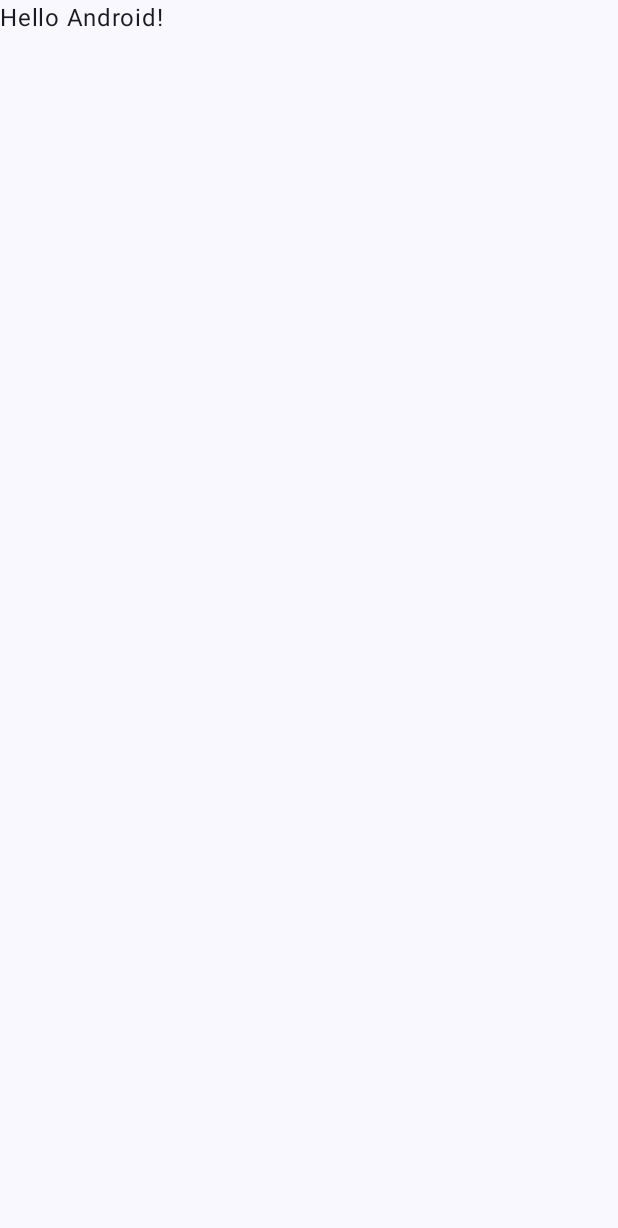
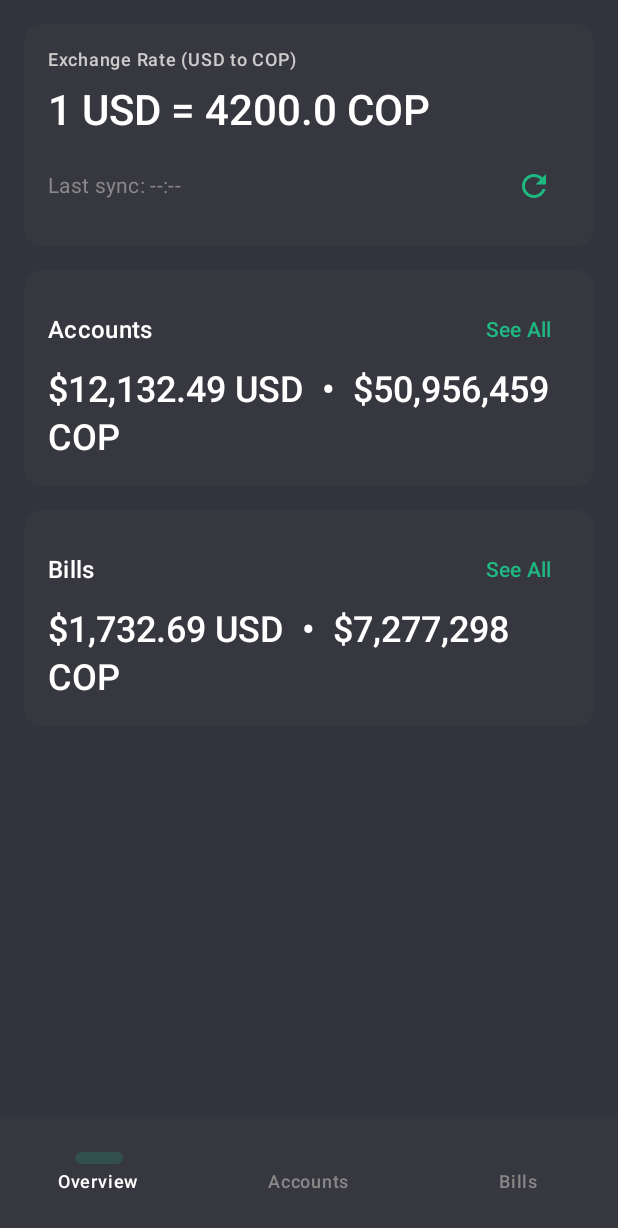
Before and after one commit to jhonrodas1/LabsCM20262-Gr10, an Android app built with Jetpack Compose: the screen it shows after launch (MainActivity), on a phone screen of 412 x 824 dp. Before the commit the part shown is almost empty. Shown: the top 1228 px of the screen. Run offline under Robolectric (Android 15) with nearby library versions, the phone set to English and light mode, and no system bars; 4 statements that could not run were skipped.

Commit message:
Correccion de errores en Lab2

```diff
--- a/Lab2-Services/build.gradle.kts
+++ b/Lab2-Services/build.gradle.kts
@@ -21,6 +21,8 @@ android {
 
     buildTypes {
         release {
+            isMinifyEnabled = false
+            proguardFiles(getDefaultProguardFile("proguard-android-optimize.txt"), "proguard-rules.pro")
             optimization {
                 enable = true
                 packageScope = setOf("androidx.**", "kotlin.**", "kotlinx.**")
--- a/Lab2-Services/src/main/java/co/edu/udea/compumovil/gr10_20262/lab2/MainActivity.kt
+++ b/Lab2-Services/src/main/java/co/edu/udea/compumovil/gr10_20262/lab2/MainActivity.kt
@@ -3,45 +3,62 @@ package co.edu.udea.compumovil.gr10_20262.lab2
 import android.os.Bundle
 import androidx.activity.ComponentActivity
 import androidx.activity.compose.setContent
-import androidx.activity.enableEdgeToEdge
-import androidx.compose.foundation.layout.fillMaxSize
-import androidx.compose.foundation.layout.padding
-import androidx.compose.material3.Scaffold
-import androidx.compose.material3.Text
-import androidx.compose.runtime.Composable
-import androidx.compose.ui.Modifier
-import androidx.compose.ui.tooling.preview.Preview
+import androidx.work.Constraints
+import androidx.work.ExistingPeriodicWorkPolicy
+import androidx.work.NetworkType
+import androidx.work.OneTimeWorkRequestBuilder
+import androidx.work.PeriodicWorkRequestBuilder
+import androidx.work.WorkManager
+import co.edu.udea.compumovil.gr10_20262.lab2.ui.RallyApp
 import co.edu.udea.compumovil.gr10_20262.lab2.ui.theme.Labs20262Gr10Theme
+import co.edu.udea.compumovil.gr10_20262.lab2.worker.RallySyncWorker
+import java.util.concurrent.TimeUnit
 
 class MainActivity : ComponentActivity() {
     override fun onCreate(savedInstanceState: Bundle?) {
         super.onCreate(savedInstanceState)
-        enableEdgeToEdge()
+
+        setupWorkManager()
+
         setContent {
             Labs20262Gr10Theme {
-                Scaffold(modifier = Modifier.fillMaxSize()) { innerPadding ->
-                    Greeting(
-                        name = "Android",
-                        modifier = Modifier.padding(innerPadding)
-                    )
-                }
+                RallyApp(onSyncNow = { triggerManualSync() })
             }
         }
     }
-}
 
-@Composable
-fun Greeting(name: String, modifier: Modifier = Modifier) {
-    Text(
-        text = "Hello $name!",
-        modifier = modifier
-    )
-}
+    private fun setupWorkManager() {
+        val workManager = WorkManager.getInstance(applicationContext)
 
-@Preview(showBackground = true)
-@Composable
-fun GreetingPreview() {
-    Labs20262Gr10Theme {
-        Greeting("Android")
+        // a) Tarea periódica cada 15 minutos con restricción de red
+        val constraints = Constraints.Builder()
+            .setRequiredNetworkType(NetworkType.CONNECTED)
+            .build()
+
+        val periodicRequest = PeriodicWorkRequestBuilder<RallySyncWorker>(15, TimeUnit.MINUTES)
+            .setConstraints(constraints)
+            .build()
+
+        workManager.enqueueUniquePeriodicWork(
+            "RallySync",
+            ExistingPeriodicWorkPolicy.KEEP,
+            periodicRequest
+        )
+
+        // b) One-Time Worker inicial para sincronizar inmediatamente al iniciar la app
+        triggerManualSync()
+    }
+
+    private fun triggerManualSync() {
+        val workManager = WorkManager.getInstance(applicationContext)
+        val oneTimeRequest = OneTimeWorkRequestBuilder<RallySyncWorker>()
+            .setConstraints(
+                Constraints.Builder()
+                    .setRequiredNetworkType(NetworkType.CONNECTED)
+                    .build()
+            )
+            .build()
+
+        workManager.enqueue(oneTimeRequest)
     }
 }
--- a/Lab2-Services/src/main/java/co/edu/udea/compumovil/gr10_20262/lab2/data/RallyModels.kt
+++ b/Lab2-Services/src/main/java/co/edu/udea/compumovil/gr10_20262/lab2/data/RallyModels.kt
@@ -1,7 +1,17 @@
 package co.edu.udea.compumovil.gr10_20262.lab2.data
 
+import androidx.annotation.Keep
+import com.google.gson.annotations.SerializedName
+
+@Keep
 data class Account(val name: String, val number: Int, val balance: Float, val colorHex: Long)
 
+@Keep
 data class Bill(val name: String, val due: String, val amount: Float, val colorHex: Long)
 
-data class ExchangeRateResponse(val result: String, val base_code: String, val rates: Map<String, Double>)
+@Keep
+data class ExchangeRateResponse(
+    @SerializedName("result") val result: String,
+    @SerializedName("base_code") val baseCode: String,
+    @SerializedName("rates") val rates: Map<String, Double>?
+)
--- /dev/null
+++ b/Lab2-Services/src/main/java/co/edu/udea/compumovil/gr10_20262/lab2/ui/RallyApp.kt
@@ -0,0 +1,75 @@
+package co.edu.udea.compumovil.gr10_20262.lab2.ui
+
+import androidx.compose.foundation.layout.padding
+import androidx.compose.material3.*
+import androidx.compose.runtime.Composable
+import androidx.compose.runtime.collectAsState
+import androidx.compose.ui.Modifier
+import androidx.compose.ui.graphics.Color
+import androidx.compose.ui.res.stringResource
+import androidx.navigation.NavGraph.Companion.findStartDestination
+import androidx.navigation.compose.NavHost
+import androidx.navigation.compose.composable
+import androidx.navigation.compose.rememberNavController
+import co.edu.udea.compumovil.gr10_20262.lab2.R
+
+@Composable
+fun RallyApp(onSyncNow: () -> Unit) {
+    val navController = rememberNavController()
+    val navBackStackEntry = navController.currentBackStackEntryFlow.collectAsState(initial = null).value
+    val currentRoute = navBackStackEntry?.destination?.route
+
+    Scaffold(
+        containerColor = RallyBackground,
+        bottomBar = {
+            NavigationBar(containerColor = RallyCard) {
+                val tabs = listOf(
+                    "overview" to stringResource(R.string.overview),
+                    "accounts" to stringResource(R.string.accounts),
+                    "bills" to stringResource(R.string.bills)
+                )
+                tabs.forEach { (route, label) ->
+                    NavigationBarItem(
+                        selected = currentRoute == route,
+                        onClick = {
+                            navController.navigate(route) {
+                                popUpTo(navController.graph.findStartDestination().id) {
+                                    saveState = true
+                                }
+                                launchSingleTop = true
+                                restoreState = true
+                            }
+                        },
+                        icon = { }, // Empty icon since Rally uses mostly text, or we leave it empty to focus on labels
+                        label = { Text(label) },
+                        colors = NavigationBarItemDefaults.colors(
+                            unselectedTextColor = Color.Gray,
+                            selectedTextColor = Color.White,
+                            indicatorColor = RallyGreen.copy(alpha = 0.2f)
+                        )
+                    )
+                }
+            }
+        }
+    ) { innerPadding ->
+        NavHost(
+            navController = navController,
+            startDestination = "overview",
+            modifier = Modifier.padding(innerPadding)
+        ) {
+            composable("overview") {
+                OverviewScreen(
+                    onNavigateToAccounts = { navController.navigate("accounts") },
+                    onNavigateToBills = { navController.navigate("bills") },
+                    onSyncNow = onSyncNow
+                )
+            }
+            composable("accounts") {
+                AccountsScreen()
+            }
+            composable("bills") {
+                BillsScreen()
+            }
+        }
+    }
+}
--- /dev/null
+++ b/Lab2-Services/src/main/java/co/edu/udea/compumovil/gr10_20262/lab2/ui/RallyScreens.kt
@@ -0,0 +1,302 @@
+package co.edu.udea.compumovil.gr10_20262.lab2.ui
+
+import androidx.compose.foundation.Canvas
+import androidx.compose.foundation.background
+import androidx.compose.foundation.layout.*
+import androidx.compose.foundation.lazy.LazyColumn
+import androidx.compose.foundation.lazy.items
+import androidx.compose.foundation.shape.RoundedCornerShape
+import androidx.compose.material.icons.Icons
+import androidx.compose.material.icons.filled.Refresh
+import androidx.compose.material3.*
+import androidx.compose.runtime.*
+import androidx.compose.ui.Alignment
+import androidx.compose.ui.Modifier
+import androidx.compose.ui.graphics.Color
+import androidx.compose.ui.graphics.StrokeCap
+import androidx.compose.ui.graphics.drawscope.Stroke
+import androidx.compose.ui.res.stringResource
+import androidx.compose.ui.text.font.FontWeight
+import androidx.compose.ui.unit.dp
+import co.edu.udea.compumovil.gr10_20262.lab2.R
+import co.edu.udea.compumovil.gr10_20262.lab2.data.Account
+import co.edu.udea.compumovil.gr10_20262.lab2.data.Bill
+import co.edu.udea.compumovil.gr10_20262.lab2.data.RallyRepository
+import kotlinx.coroutines.delay
+import kotlinx.coroutines.launch
+import java.util.Locale
+
+val RallyBackground = Color(0xFF33333D)
+val RallyCard = Color(0xFF373740)
+val RallyGreen = Color(0xFF1EB980)
+val RallyOrange = Color(0xFFFF6859)
+
+fun formatUsdCop(usd: Float, rate: Double): String {
+    val cop = usd * rate
+    return String.format(Locale.US, "$%,.2f USD  •  $%,.0f COP", usd, cop)
+}
+
+@Composable
+fun RallyAnimatedCircle(
+    proportions: List<Float>,
+    colors: List<Color>,
+    modifier: Modifier = Modifier
+) {
+    Canvas(modifier = modifier) {
+        var startAngle = -90f
+        for (i in proportions.indices) {
+            val sweep = proportions[i] * 360f
+            if (sweep > 0) {
+                drawArc(
+                    color = colors[i],
+                    startAngle = startAngle,
+                    sweepAngle = sweep,
+                    useCenter = false,
+                    style = Stroke(width = 16.dp.toPx(), cap = StrokeCap.Round)
+                )
+                startAngle += sweep
+            }
+        }
+    }
+}
+
+@Composable
+fun OverviewScreen(
+    onNavigateToAccounts: () -> Unit,
+    onNavigateToBills: () -> Unit,
+    onSyncNow: () -> Unit
+) {
+    val copRate by RallyRepository.copRate.collectAsState()
+    val lastSync by RallyRepository.lastSyncTime.collectAsState()
+
+    val totalAccountsUsd = RallyRepository.accounts.map { it.balance }.sum()
+    val totalBillsUsd = RallyRepository.bills.map { it.amount }.sum()
+
+    var isSyncing by remember { mutableStateOf(false) }
+    var showSuccess by remember { mutableStateOf(false) }
+    val coroutineScope = rememberCoroutineScope()
+
+    LazyColumn(
+        modifier = Modifier.fillMaxSize().background(RallyBackground).padding(16.dp),
+        verticalArrangement = Arrangement.spacedBy(16.dp)
+    ) {
+        item {
+            Card(
+                shape = RoundedCornerShape(12.dp),
+                colors = CardDefaults.cardColors(containerColor = RallyCard)
+            ) {
+                Column(modifier = Modifier.padding(16.dp).fillMaxWidth()) {
+                    Text(text = stringResource(R.string.exchange_rate), color = Color.LightGray, style = MaterialTheme.typography.labelMedium)
+                    Spacer(modifier = Modifier.height(8.dp))
+                    Text(
+                        text = stringResource(R.string.exchange_rate_format, copRate),
+                        color = Color.White,
+                        style = MaterialTheme.typography.headlineMedium,
+                        fontWeight = FontWeight.SemiBold
+                    )
+                    Spacer(modifier = Modifier.height(8.dp))
+                    Row(
+                        modifier = Modifier.fillMaxWidth(),
+                        horizontalArrangement = Arrangement.SpaceBetween,
+                        verticalAlignment = Alignment.CenterVertically
+                    ) {
+                        Text(
+                            text = stringResource(R.string.last_sync_format, stringResource(R.string.last_sync), lastSync),
+                            color = Color.Gray,
+                            style = MaterialTheme.typography.bodyMedium
+                        )
+                        if (isSyncing) {
+                            CircularProgressIndicator(modifier = Modifier.size(24.dp), color = RallyGreen, strokeWidth = 2.dp)
+                        } else {
+                            IconButton(onClick = {
+                                isSyncing = true
+                                onSyncNow()
+                                coroutineScope.launch {
+                                    delay(1000)
+                                    isSyncing = false
+                                    showSuccess = true
+                                    delay(2000)
+                                    showSuccess = false
+                                }
+                            }) {
+                                Icon(Icons.Default.Refresh, contentDescription = stringResource(R.string.sync_now), tint = RallyGreen)
+                            }
+                        }
+                    }
+                    if (showSuccess) {
+                        Spacer(modifier = Modifier.height(8.dp))
+                        Text(
+                            text = "✓ Sincronizado / Synced",
+                            color = RallyGreen,
+                            style = MaterialTheme.typography.labelSmall
+                        )
+                    }
+                }
+            }
+        }
+
+        item {
+            OverviewSummaryCard(
+                title = stringResource(R.string.accounts),
+                amountUsd = totalAccountsUsd,
+                rate = copRate,
+                onSeeAllClick = onNavigateToAccounts
+            )
+        }
+
+        item {
+            OverviewSummaryCard(
+                title = stringResource(R.string.bills),
+                amountUsd = totalBillsUsd,
+                rate = copRate,
+                onSeeAllClick = onNavigateToBills
+            )
+        }
+    }
+}
+
+@Composable
+fun OverviewSummaryCard(title: String, amountUsd: Float, rate: Double, onSeeAllClick: () -> Unit) {
+    Card(
+        shape = RoundedCornerShape(12.dp),
+        colors = CardDefaults.cardColors(containerColor = RallyCard)
+    ) {
+        Column(modifier = Modifier.padding(16.dp).fillMaxWidth()) {
+            Row(
+                modifier = Modifier.fillMaxWidth(),
+                horizontalArrangement = Arrangement.SpaceBetween,
+                verticalAlignment = Alignment.CenterVertically
+            ) {
+                Text(text = title, color = Color.White, style = MaterialTheme.typography.titleMedium)
+                TextButton(onClick = onSeeAllClick) {
+                    Text(text = stringResource(R.string.see_all), color = RallyGreen)
+                }
+            }
+            Text(
+                text = formatUsdCop(amountUsd, rate),
+                color = Color.White,
+                style = MaterialTheme.typography.headlineSmall,
+                fontWeight = FontWeight.SemiBold
+            )
+        }
+    }
+}
+
+@Composable
+fun AccountsScreen() {
+    val copRate by RallyRepository.copRate.collectAsState()
+    val amounts = RallyRepository.accounts.map { it.balance }
+    val totalAccountsUsd = amounts.sum()
+    val proportions = amounts.map { if (totalAccountsUsd > 0) it / totalAccountsUsd else 0f }
+    val colors = RallyRepository.accounts.map { Color(it.colorHex) }
+
+    Column(modifier = Modifier.fillMaxSize().background(RallyBackground)) {
+        TotalHeader(
+            title = stringResource(R.string.accounts),
+            amountUsd = totalAccountsUsd,
+            rate = copRate,
+            proportions = proportions,
+            colors = colors
+        )
+        LazyColumn(modifier = Modifier.fillMaxSize(), contentPadding = PaddingValues(16.dp)) {
+            items(RallyRepository.accounts) { account ->
+                AccountRow(account, copRate)
+                HorizontalDivider(color = RallyCard, thickness = 1.dp)
+            }
+        }
+    }
+}
+
+@Composable
+fun BillsScreen() {
+    val copRate by RallyRepository.copRate.collectAsState()
+    val amounts = RallyRepository.bills.map { it.amount }
+    val totalBillsUsd = amounts.sum()
+    val proportions = amounts.map { if (totalBillsUsd > 0) it / totalBillsUsd else 0f }
+    val colors = RallyRepository.bills.map { Color(it.colorHex) }
+
+    Column(modifier = Modifier.fillMaxSize().background(RallyBackground)) {
+        TotalHeader(
+            title = stringResource(R.string.bills),
+            amountUsd = totalBillsUsd,
+            rate = copRate,
+            proportions = proportions,
+            colors = colors
+        )
+        LazyColumn(modifier = Modifier.fillMaxSize(), contentPadding = PaddingValues(16.dp)) {
+            items(RallyRepository.bills) { bill ->
+                BillRow(bill, copRate)
+                HorizontalDivider(color = RallyCard, thickness = 1.dp)
+            }
+        }
+    }
+}
+
+@Composable
+fun TotalHeader(
+    title: String,
+    amountUsd: Float,
+    rate: Double,
+    proportions: List<Float>,
+    colors: List<Color>
+) {
+    Column(modifier = Modifier.fillMaxWidth().padding(16.dp), horizontalAlignment = Alignment.CenterHorizontally) {
+        Text(text = title, style = MaterialTheme.typography.titleMedium, color = Color.LightGray)
+        Spacer(modifier = Modifier.height(24.dp))
+        Box(contentAlignment = Alignment.Center, modifier = Modifier.size(200.dp)) {
+            RallyAnimatedCircle(proportions, colors, Modifier.fillMaxSize())
+            Column(horizontalAlignment = Alignment.CenterHorizontally) {
+                Text(text = stringResource(R.string.total), style = MaterialTheme.typography.labelSmall, color = Color.Gray)
+                Text(
+                    text = formatUsdCop(amountUsd, rate),
+                    style = MaterialTheme.typography.bodyLarge,
+                    fontWeight = FontWeight.SemiBold,
+                    color = Color.White
+                )
+            }
+        }
+        Spacer(modifier = Modifier.height(24.dp))
+    }
+}
+
+@Composable
+fun AccountRow(account: Account, rate: Double) {
+    Row(
+        modifier = Modifier.fillMaxWidth().height(68.dp).padding(vertical = 4.dp),
+        verticalAlignment = Alignment.CenterVertically
+    ) {
+        Spacer(modifier = Modifier.width(4.dp).fillMaxHeight().background(Color(account.colorHex)))
+        Spacer(modifier = Modifier.width(16.dp))
+        Column(modifier = Modifier.weight(1f)) {
+            Text(text = account.name, color = Color.White, style = MaterialTheme.typography.bodyLarge)
+            Text(text = stringResource(R.string.account_mask, account.number), color = Color.Gray, style = MaterialTheme.typography.bodyMedium)
+        }
+        Text(
+            text = formatUsdCop(account.balance, rate),
+            color = Color.White,
+            style = MaterialTheme.typography.bodyLarge,
+            fontWeight = FontWeight.SemiBold
+        )
+    }
+}
+
+@Composable
+fun BillRow(bill: Bill, rate: Double) {
+    Row(
+        modifier = Modifier.fillMaxWidth().height(68.dp).padding(vertical = 4.dp),
+        verticalAlignment = Alignment.CenterVertically
+    ) {
+        Spacer(modifier = Modifier.width(4.dp).fillMaxHeight().background(Color(bill.colorHex)))
+        Spacer(modifier = Modifier.width(16.dp))
+        Column(modifier = Modifier.weight(1f)) {
+            Text(text = bill.name, color = Color.White, style = MaterialTheme.typography.bodyLarge)
+            Text(text = "${stringResource(R.string.due)} ${bill.due}", color = Color.Gray, style = MaterialTheme.typography.bodyMedium)
+        }
+        Text(
+            text = formatUsdCop(bill.amount, rate),
+            color = Color.White,
+            style = MaterialTheme.typography.bodyLarge,
+            fontWeight = FontWeight.SemiBold
+        )
+    }
+}
--- a/Lab2-Services/src/main/java/co/edu/udea/compumovil/gr10_20262/lab2/worker/RallySyncWorker.kt
+++ b/Lab2-Services/src/main/java/co/edu/udea/compumovil/gr10_20262/lab2/worker/RallySyncWorker.kt
@@ -1,6 +1,7 @@
 package co.edu.udea.compumovil.gr10_20262.lab2.worker
 
 import android.content.Context
+import androidx.annotation.Keep
 import androidx.work.CoroutineWorker
 import androidx.work.WorkerParameters
 import co.edu.udea.compumovil.gr10_20262.lab2.data.RallyRepository
@@ -9,6 +10,7 @@ import java.text.SimpleDateFormat
 import java.util.Date
 import java.util.Locale
 
+@Keep
 class RallySyncWorker(
     context: Context,
     params: WorkerParameters
@@ -19,7 +21,7 @@ class RallySyncWorker(
             val response = RetrofitClient.api.getLatestRates()
 
             // Extraer la tasa para COP, y usar un valor por defecto en caso de no encontrarse
-            val copRate = response.rates["COP"] ?: 4200.0
+            val copRate = response.rates?.get("COP") ?: 4200.0
 
             // Formatear la hora actual en formato HH:mm:ss
             val currentTime = SimpleDateFormat("HH:mm:ss", Locale.getDefault()).format(Date())
@@ -28,6 +30,8 @@ class RallySyncWorker(
             RallyRepository.updateExchangeRate(copRate, currentTime)
 
             Result.success()
+        } catch (e: kotlin.coroutines.cancellation.CancellationException) {
+            throw e
         } catch (e: Exception) {
             // En caso de que falle la petición (ej. sin internet), indicamos a WorkManager que reintente
             Result.retry()
--- a/Lab2-Services/src/main/res/values/strings.xml
+++ b/Lab2-Services/src/main/res/values/strings.xml
@@ -1,3 +1,15 @@
 <resources>
-    <string name="app_name">Labs20262-Gr10</string>
+    <string name="app_name">Rally Finance</string>
+    <string name="overview">Overview</string>
+    <string name="accounts">Accounts</string>
+    <string name="bills">Bills</string>
+    <string name="total">Total</string>
+    <string name="exchange_rate">Exchange Rate (USD to COP)</string>
+    <string name="last_sync">Last sync</string>
+    <string name="sync_now">Sync Now</string>
+    <string name="see_all">See All</string>
+    <string name="due">Due</string>
+    <string name="exchange_rate_format">1 USD = %1$s COP</string>
+    <string name="last_sync_format">%1$s: %2$s</string>
+    <string name="account_mask">•\u2022\u2022\u2022%1$s</string>
 </resources>
```
Also changed, not shown: 1 other file.
